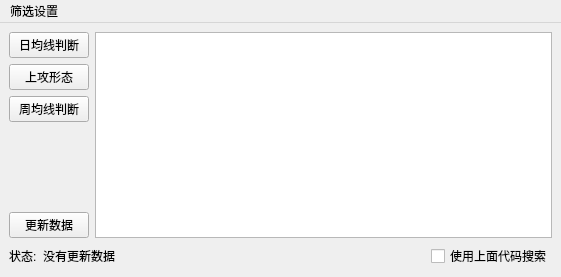
Old version of the form Windows/clsMainWindow.ui in the repository caicaiking/AbamaAnalysis.
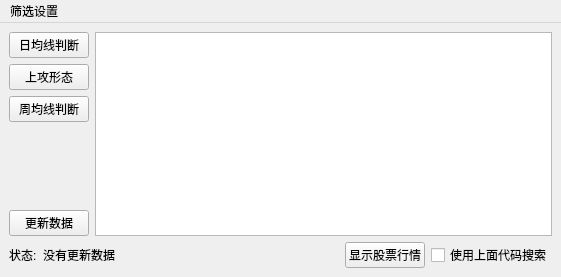
New version of the form.

```diff
--- a/Windows/clsMainWindow.ui
+++ b/Windows/clsMainWindow.ui
@@ -87,7 +87,7 @@
      </layout>
     </item>
     <item>
-     <layout class="QHBoxLayout" name="horizontalLayout" stretch="0,1,0">
+     <layout class="QHBoxLayout" name="horizontalLayout" stretch="0,1,0,0">
       <item>
        <widget class="QLabel" name="label_2">
         <property name="text">
@@ -102,6 +102,16 @@
         </property>
        </widget>
       </item>
+      <item>
+       <widget class="QPushButton" name="btnShowStock">
+        <property name="text">
+         <string>显示股票行情</string>
+        </property>
+        <property name="shortcut">
+         <string>F3</string>
+        </property>
+       </widget>
+      </item>
       <item>
        <widget class="QCheckBox" name="chkUseLastResut">
         <property name="text">
```
